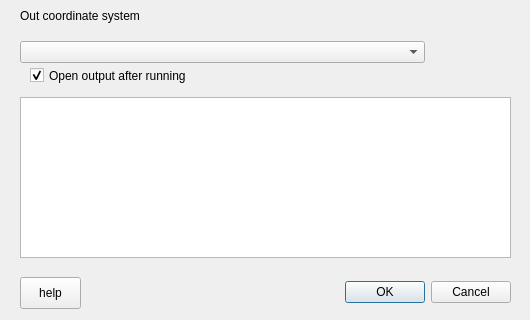
First picture: the form in icsm_qgis_transformer_dialog_base.ui, repository icsm-au/icsm_qgis_transformer, before the edit; both pictures show x 0 to 530 and y 163 to 483 of the 530 by 483 pixel window.
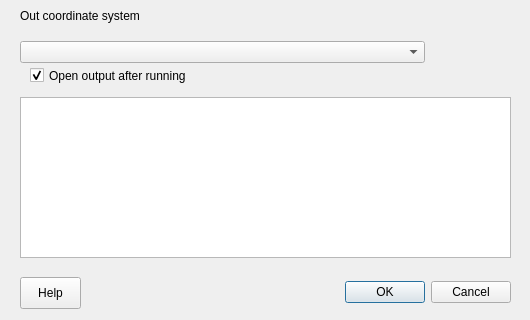
Second picture: the form after the edit.

Commit message: fix big in help file building

```diff
--- a/icsm_qgis_transformer_dialog_base.ui
+++ b/icsm_qgis_transformer_dialog_base.ui
@@ -120,7 +120,7 @@
     </rect>
    </property>
    <property name="text">
-    <string>help</string>
+    <string>Help</string>
    </property>
   </widget>
   <widget class="QCheckBox" name="TOCcheckBox">
```
The commit also changes 2 other files.
